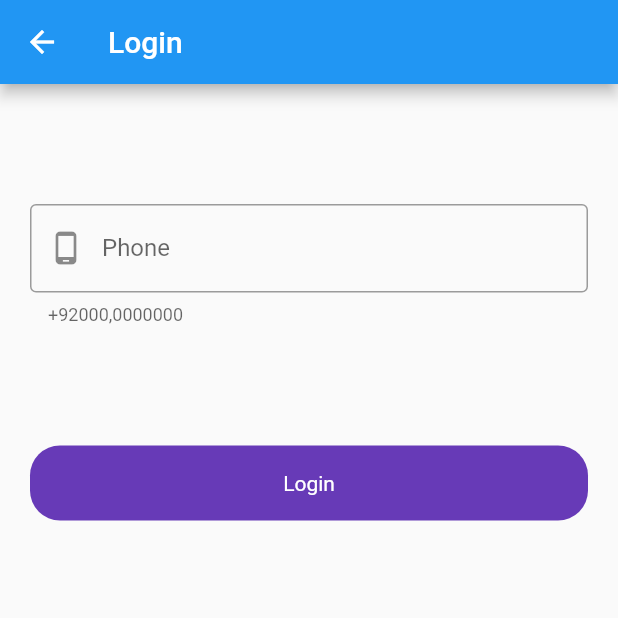
After one commit to MuhammadRamzaninformationtechnology/firebase, a Flutter app: the screen it shows after launch, after a tap on "Login", after a tap on "Login with Phone NO", on a phone screen of 412 x 824 dp, the top half of it. The commit adds this screen. Run offline on Flutter 3.47's test engine with Material 2 defaults, Android fonts, the phone set to English and light mode, and no system bars; our stand-ins replace firebase_auth, firebase_core, fluttertoast; missing offline and left inert: dart:ffi; accounts and stored records are empty.

Commit message:
new data add

```diff
--- a/lib/ui/auth/login_screen.dart
+++ b/lib/ui/auth/login_screen.dart
@@ -2,6 +2,7 @@ import 'dart:ffi';
 
 import 'package:firebase/Utils_firebase/Utils.dart';
 import 'package:firebase/ui/auth/Signup_screen.dart';
+import 'package:firebase/ui/auth/login_with_phone_number.dart';
 import 'package:firebase/ui/post/post_screen.dart';
 import 'package:flutter/material.dart';
 import 'package:flutter/services.dart';
@@ -136,6 +137,23 @@ setState(() {
                   },
                       child: Text('Sign up'))
                 ],
+              ),
+              const SizedBox(height: 30),
+              InkWell(
+               onTap: (){
+                 Navigator.push(context, MaterialPageRoute(builder: (context)=>LoginWithPhoneNumber()));
+
+               },
+                child: Container(
+                height: 50,
+                  decoration: BoxDecoration(
+                    borderRadius: BorderRadius.circular(40),
+                   border: Border.all(
+                     color:  Colors.black,
+                   )
+                  ),
+                  child:  Text('Login with Phone NO'),
+                ),
               )
 
             ],
--- /dev/null
+++ b/lib/ui/auth/login_with_phone_number.dart
@@ -0,0 +1,64 @@
+import 'package:firebase/Utils_firebase/Utils.dart';
+import 'package:firebase/ui/auth/verify_number.dart';
+import 'package:firebase/widgets/round_button.dart';
+import 'package:firebase_auth/firebase_auth.dart';
+import 'package:flutter/material.dart';
+import 'package:flutter/services.dart';
+
+class LoginWithPhoneNumber extends StatefulWidget {
+  const LoginWithPhoneNumber({super.key});
+
+  @override
+  State<LoginWithPhoneNumber> createState() => _LoginWithPhoneNumberState();
+}
+
+class _LoginWithPhoneNumberState extends State<LoginWithPhoneNumber> {
+  bool loading= false;
+  final phonenumbercontroller = TextEditingController();
+  final auth= FirebaseAuth.instance;
+  @override
+  Widget build(BuildContext context) {
+    return Scaffold(
+      appBar: AppBar(
+        title: Text('Login'),
+      ),
+      body: Padding(
+        padding: const EdgeInsets.symmetric(horizontal: 20),
+        child: Column(
+          children: [
+            SizedBox(height: 80),
+            TextFormField(
+              controller: phonenumbercontroller,
+              decoration: const InputDecoration(
+                hintText: 'Phone',
+                border: OutlineInputBorder(),
+                labelText: 'Phone',
+                helperText: '+92000,0000000',
+                prefixIcon: Icon(Icons.phone_android_outlined),
+              ),
+            ),
+            SizedBox(height: 80),
+         RoundButton(title: "Login", ontap: (){
+           auth.verifyPhoneNumber(
+             phoneNumber: phonenumbercontroller.text,
+               verificationCompleted: (_){},
+               verificationFailed: (e){
+               Utils().toastMessage(e.toString());
+               },
+               codeSent: (String verificaionId,int? token){
+                 Navigator.push(context, MaterialPageRoute(builder: (context)=>VerifyCodeScreen(verificaion: verificaionId,)));
+
+               },
+               codeAutoRetrievalTimeout: (e){
+                 Utils().toastMessage(e.toString());
+
+               }
+               );
+
+         })
+          ],
+        ),
+      ),
+    );
+  }
+}
```
Also changed, not shown: lib/ui/auth/verify_number.dart (added, +27 -0 lines), lib/ui/post/post_screen.dart (added, +30 -0 lines).
